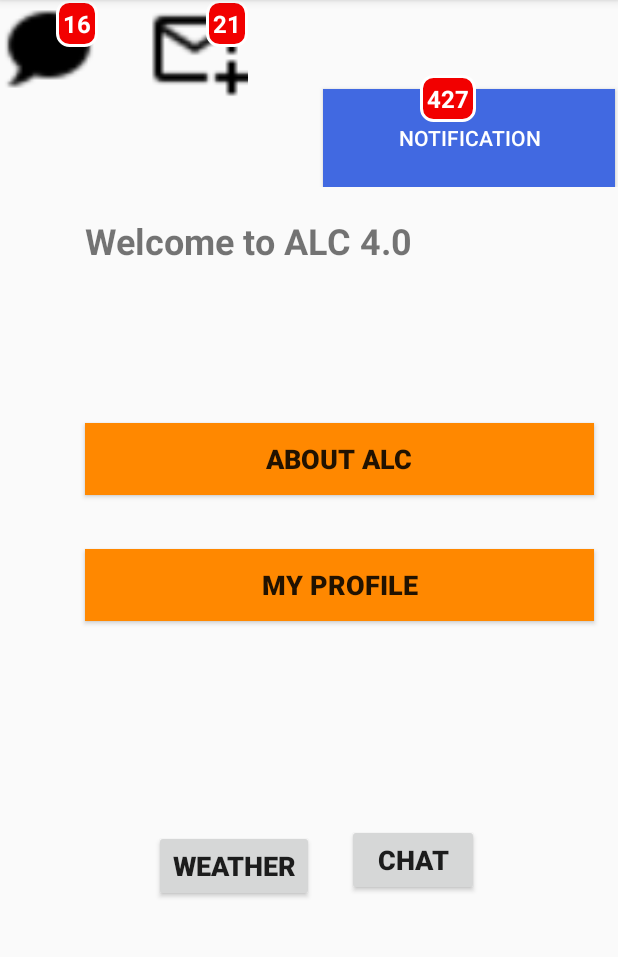
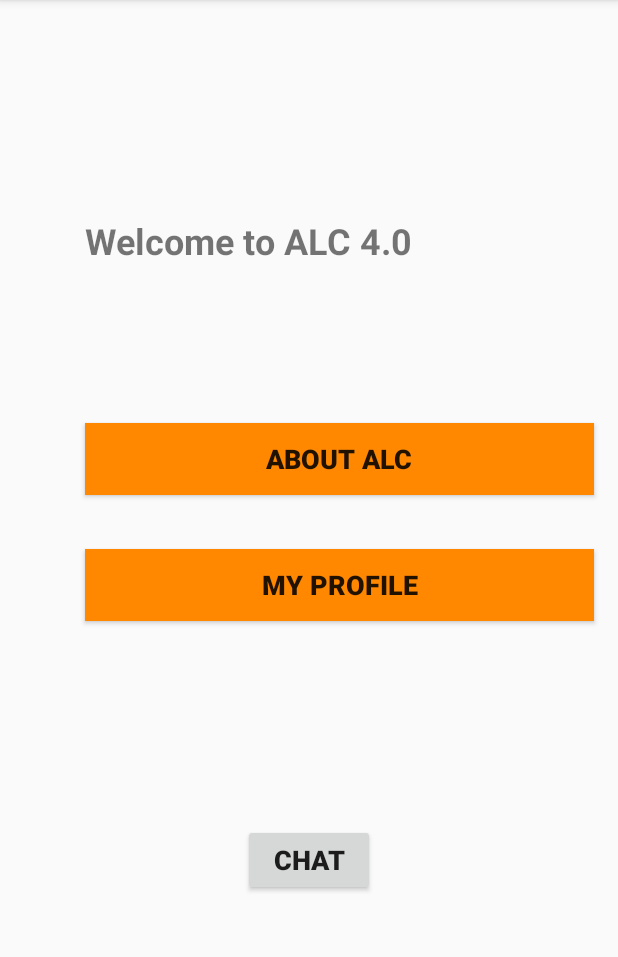
Before and after one commit to Rutayuga/Phase1ChallengeAndroid, an Android app: the screen it shows after launch (MainActivity), on a phone screen of 412 x 824 dp, the part 84-1041 px from its top. Run offline under Robolectric (Android 15) with nearby library versions, the phone set to English and light mode, and no system bars.

Commit message:
Update files

```diff
--- a/app/src/main/res/layout/activity_main.xml
+++ b/app/src/main/res/layout/activity_main.xml
@@ -52,6 +52,7 @@
         app:layout_constraintTop_toBottomOf="@+id/about_btn" />
 
     <Button
+        android:visibility="gone"
         android:id="@+id/weather_btn"
         android:layout_width="wrap_content"
         android:layout_height="wrap_content"
@@ -94,6 +95,7 @@
                 android:layout_width="wrap_content"
                 android:layout_height="wrap_content">
                 <Button
+                    android:visibility="gone"
                     android:id="@+id/button1"
                     android:layout_width="65dip"
                     android:layout_height="65dip"
@@ -127,9 +129,12 @@
                     android:layout_height="65dip"
                     android:layout_alignStart="@+id/relative_layout3"
                     android:layout_alignLeft="@+id/relative_layout3"
+                    android:layout_alignParentBottom="true"
                     android:layout_marginStart="50dp"
                     android:layout_marginLeft="50dp"
+                    android:layout_marginBottom="0dp"
                     android:background="@drawable/email_icon"
+                    android:visibility="gone"
                     tools:ignore="NotSibling" />
             </RelativeLayout>
             <TextView
@@ -156,6 +161,7 @@
                 android:layout_height="wrap_content">
 
                 <Button
+                    android:visibility="gone"
                     android:id="@+id/myButton4"
                     android:layout_width="wrap_content"
                     android:layout_height="65dip"
@@ -174,6 +180,7 @@
             </RelativeLayout>
 
             <TextView
+                android:visibility="gone"
                 android:id="@+id/badge_notification_4"
                 android:layout_width="wrap_content"
                 android:layout_height="wrap_content"
```
Also changed, not shown: app/src/main/res/layout/activity_forum.xml (+8 -2 lines).
